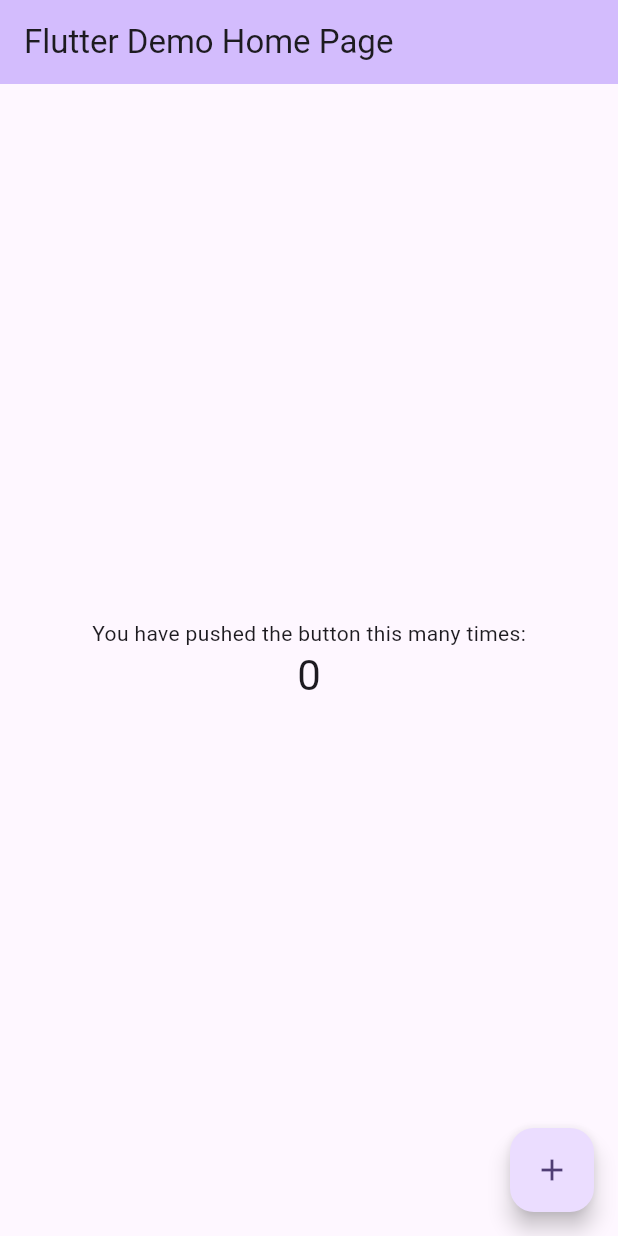
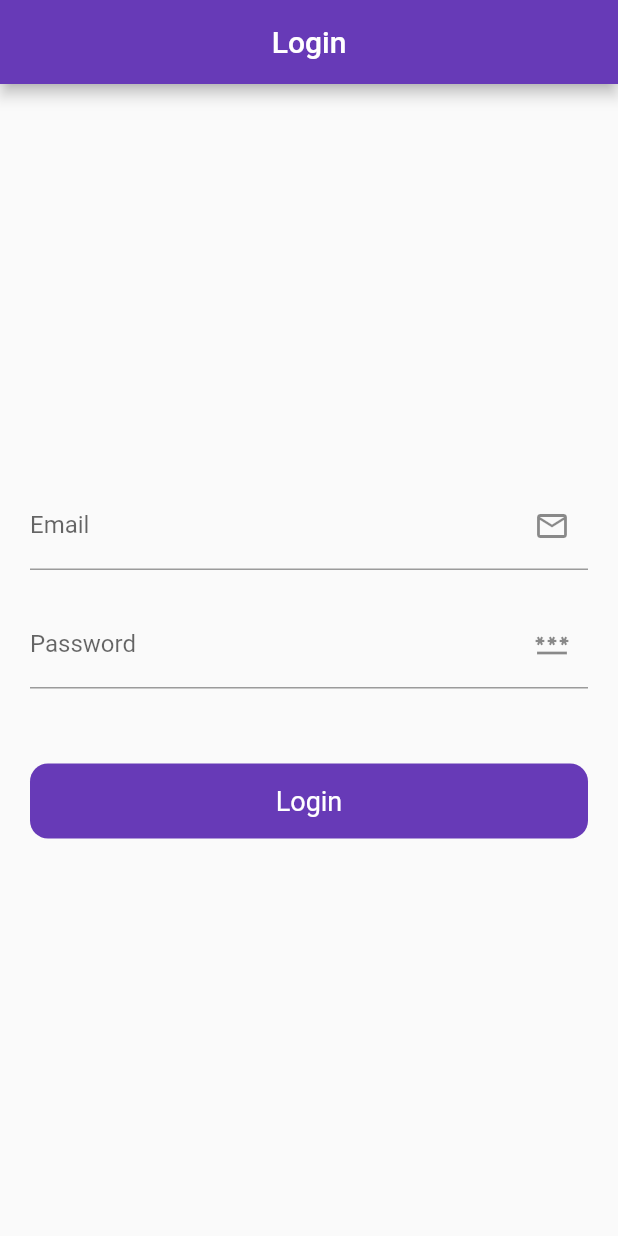
Before and after one commit to Mr-MachiNe11/firebase-sample, a Flutter app: the screen it shows after launch, on a phone screen of 412 x 824 dp. Run offline on Flutter 3.47's test engine with Material 2 defaults, Android fonts, the phone set to English and light mode, and no system bars; our stand-ins replace firebase_auth, firebase_core; accounts and stored records are empty.

Commit message:
Email, Password validation.

```diff
--- a/lib/main.dart
+++ b/lib/main.dart
@@ -2,6 +2,8 @@ import 'dart:io';
 import 'package:flutter/material.dart';
 import 'package:firebase_auth/firebase_auth.dart';
 import 'package:firebase_core/firebase_core.dart';
+
+import 'ui/splash_screen.dart';
 
 void main() async {
   WidgetsFlutterBinding.ensureInitialized();
@@ -24,73 +26,9 @@ class MyApp extends StatelessWidget {
   @override
   Widget build(BuildContext context) {
     return MaterialApp(
-      title: 'Flutter Demo',
-      theme: ThemeData(
-        colorScheme: ColorScheme.fromSeed(seedColor: Colors.deepPurple),
-        useMaterial3: true,
-      ),
-      home: const MyHomePage(title: 'Flutter Demo Home Page'),
+      debugShowCheckedModeBanner: false,
+      theme: ThemeData(primarySwatch: Colors.deepPurple),
+      home: const SplashScreen(),
     );
   }
 }
-
-class MyHomePage extends StatefulWidget {
-  const MyHomePage({super.key, required this.title});
-
-  final String title;
-
-  @override
-  State<MyHomePage> createState() => _MyHomePageState();
-}
-
-class _MyHomePageState extends State<MyHomePage> {
-  int _counter = 0;
-
-  void _incrementCounter() {
-    setState(() {
-      _counter++;
-    });
-  }
-
-  @override
-  Widget build(BuildContext context) {
-    // This method is rerun every time setState is called, for instance as done
-    // by the _incrementCounter method above.
-    //
-    // The Flutter framework has been optimized to make rerunning build methods
-    // fast, so that you can just rebuild anything that needs updating rather
-    // than having to individually change instances of widgets.
-    return Scaffold(
-      appBar: AppBar(
-        // TRY THIS: Try changing the color here to a specific color (to
-        // Colors.amber, perhaps?) and trigger a hot reload to see the AppBar
-        // change color while the other colors stay the same.
-        backgroundColor: Theme.of(context).colorScheme.inversePrimary,
-        // Here we take the value from the MyHomePage object that was created by
-        // the App.build method, and use it to set our appbar title.
-        title: Text(widget.title),
-      ),
-      body: Center(
-        // Center is a layout widget. It takes a single child and positions it
-        // in the middle of the parent.
-        child: Column(
-          mainAxisAlignment: MainAxisAlignment.center,
-          children: <Widget>[
-            const Text(
-              'You have pushed the button this many times:',
-            ),
-            Text(
-              '$_counter',
-              style: Theme.of(context).textTheme.headlineMedium,
-            ),
-          ],
-        ),
-      ),
-      floatingActionButton: FloatingActionButton(
-        onPressed: _incrementCounter,
-        tooltip: 'Increment',
-        child: const Icon(Icons.add),
-      ), // This trailing comma makes auto-formatting nicer for build methods.
-    );
-  }
-}
--- /dev/null
+++ b/lib/ui/auth/login_screen.dart
@@ -0,0 +1,88 @@
+import 'package:firebase_sample/widgets/round_button.dart';
+import 'package:flutter/material.dart';
+
+class LoginScreen extends StatefulWidget {
+  const LoginScreen({super.key});
+
+  @override
+  State<LoginScreen> createState() => _LoginScreenState();
+}
+
+class _LoginScreenState extends State<LoginScreen> {
+  final emailController = TextEditingController();
+  final passwordController = TextEditingController();
+  final _formKey = GlobalKey<FormState>();
+
+  @override
+  void dispose() {
+    // TODO: implement dispose
+    super.dispose();
+    emailController.dispose();
+    passwordController.dispose();
+  }
+
+  @override
+  Widget build(BuildContext context) {
+    return Scaffold(
+      appBar: AppBar(title: const Text('Login'), centerTitle: true),
+      body: Padding(
+        padding: const EdgeInsets.symmetric(horizontal: 20.0),
+        child: Column(
+          mainAxisAlignment: MainAxisAlignment.center,
+          crossAxisAlignment: CrossAxisAlignment.center,
+          children: [
+            Form(
+                key: _formKey,
+                child: Column(
+                  children: [
+                    TextFormField(
+                      keyboardType: TextInputType.emailAddress,
+                      decoration: const InputDecoration(
+                          labelText: 'Email',
+                          hintText: 'Enter your email',
+                          suffixIcon: Icon(Icons.email_outlined)),
+                      validator: (value) {
+                        if (value == null || value.isEmpty) {
+                          return 'Please enter email';
+                        }
+                        return null;
+                      },
+                    ),
+                    const SizedBox(
+                      height: 20,
+                    ),
+                    TextFormField(
+                      obscureText: true,
+                      // Hides the entered text for password fields
+                      decoration: const InputDecoration(
+                        labelText: 'Password',
+                        hintText: 'Enter your password',
+                        suffixIcon: Icon(Icons.password_outlined),
+                      ),
+                      validator: (value) {
+                        if (value == null || value.isEmpty) {
+                          return 'Please enter password';
+                        }
+
+                        return null;
+                      },
+                    ),
+                    const SizedBox(
+                      height: 50,
+                    ),
+                  ],
+                )),
+            RoundButton(
+              title: 'Login',
+              onTap: () {
+                if (_formKey.currentState!.validate()) {
+                  // Form is valid, perform login or other actions
+                }
+              },
+            )
+          ],
+        ),
+      ),
+    );
+  }
+}
--- /dev/null
+++ b/lib/widgets/round_button.dart
@@ -0,0 +1,23 @@
+import 'package:flutter/material.dart';
+
+class RoundButton extends StatelessWidget {
+  final String title;
+  final VoidCallback onTap;
+  const RoundButton({super.key, required this.title, required this.onTap});
+
+  @override
+  Widget build(BuildContext context) {
+    return InkWell(
+      onTap: onTap,
+      child: Container(
+          height: 50,
+          width: double.infinity,
+          decoration: BoxDecoration(
+            color: Colors.deepPurple,
+            borderRadius: BorderRadius.circular(12),
+          ),
+          child: Center(child: Text(title, style: const TextStyle(color: Colors.white, fontSize: 18),)),
+        ),
+    );
+  }
+}
```
Also changed, not shown: lib/firebase_services/splash_services.dart (added, +14 -0 lines), lib/ui/splash_screen.dart (added, +27 -0 lines).
